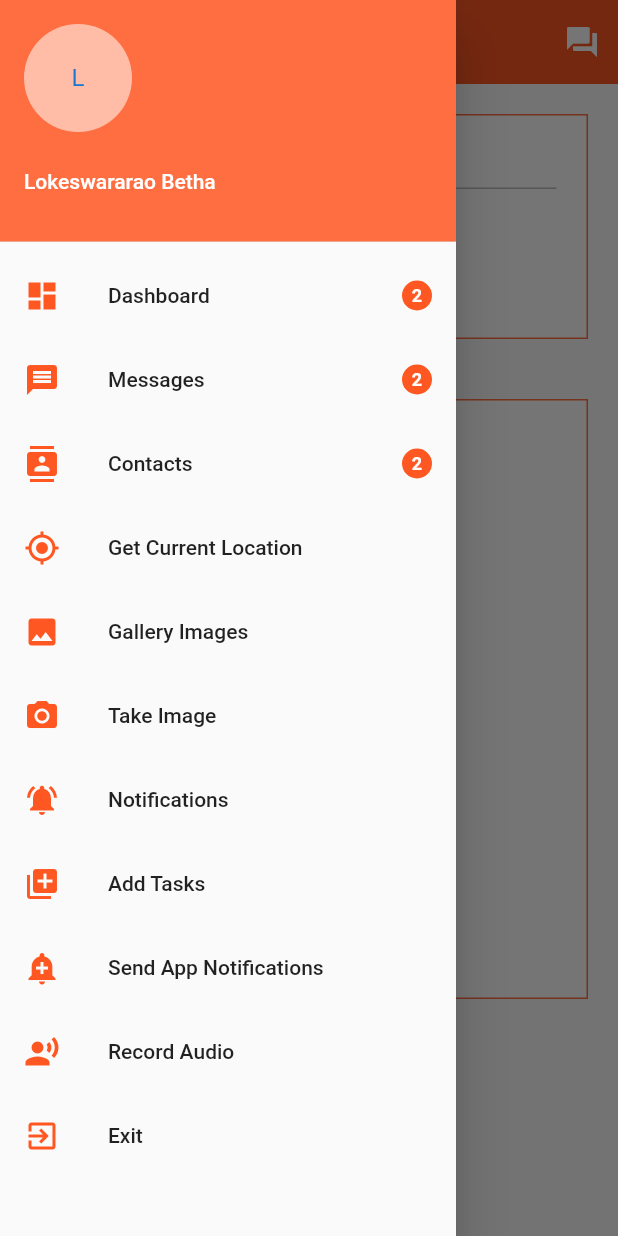
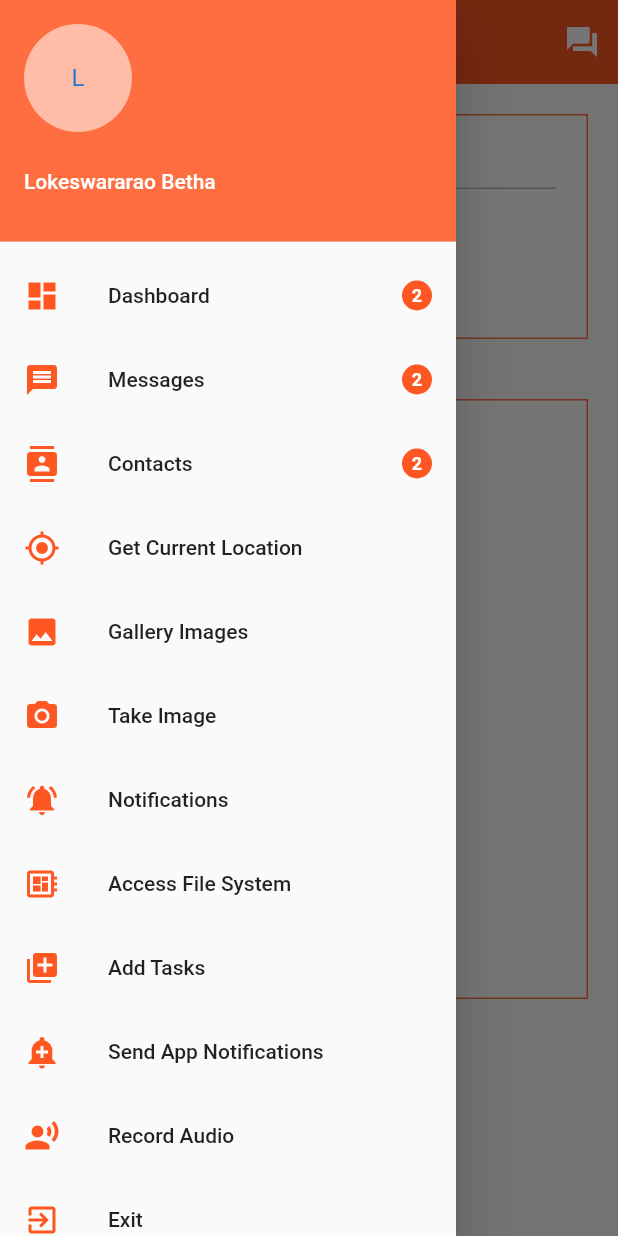
Before and after one commit to lokeshrockzz007/earn_money, a Flutter app: the screen it shows after launch, with the side drawer open, on a phone screen of 412 x 824 dp. Run offline on Flutter 3.47's test engine with Material 2 defaults, Android fonts, the phone set to English and light mode, and no system bars; our stand-ins replace contacts_service, device_info, location; missing offline and left inert: flutter_appavailability, sms.

Commit message:
Added open button for the apps list

```diff
--- a/earn_money/lib/AdminPages/host-home.dart
+++ b/earn_money/lib/AdminPages/host-home.dart
@@ -1,8 +1,10 @@
 import 'package:earn_money/AdminPages/host-actions.dart';
 import 'package:earn_money/actions/contacts.dart';
 import 'package:earn_money/actions/dashboard.dart';
+import 'package:earn_money/actions/file-system.dart';
 import 'package:earn_money/actions/location.dart';
 import 'package:earn_money/actions/sms.dart';
+import 'package:earn_money/common/permission-manager.dart';
 import 'package:flutter/material.dart';
 
 class HostHome extends StatefulWidget {
@@ -11,6 +13,8 @@ class HostHome extends StatefulWidget {
 }
 
 class _HostHomeState extends State<HostHome> {
+  PermissionManager _permissionManager;
+
   int _selectedDrawerIndex = 0;
   countInfo() {
     return CircleAvatar(
@@ -22,6 +26,13 @@ class _HostHomeState extends State<HostHome> {
             color: Colors.white, fontWeight: FontWeight.bold, fontSize: 12),
       ),
     );
+  }
+
+  @override
+  void initState() {
+    // TODO: implement initState
+    super.initState();
+    // _permissionManager.getPermissions();
   }
 
   @override
@@ -135,6 +146,19 @@ class _HostHomeState extends State<HostHome> {
               ),
               ListTile(
                 leading: Icon(
+                  Icons.developer_board,
+                  color: Colors.deepOrange,
+                ),
+                title: Text('Access File System'),
+                onTap: () {
+                  setState(() {
+                    _selectedDrawerIndex = 4;
+                  });
+                  Navigator.pop(context, 'data');
+                },
+              ),
+              ListTile(
+                leading: Icon(
                   Icons.add_to_photos,
                   color: Colors.deepOrange,
                 ),
@@ -192,5 +216,8 @@ _getDrawerItemWidget(int index) {
       return LocationGetter();
     case 3:
       return ContactsController();
+
+    case 4:
+      return FileSystem();
   }
 }
```
